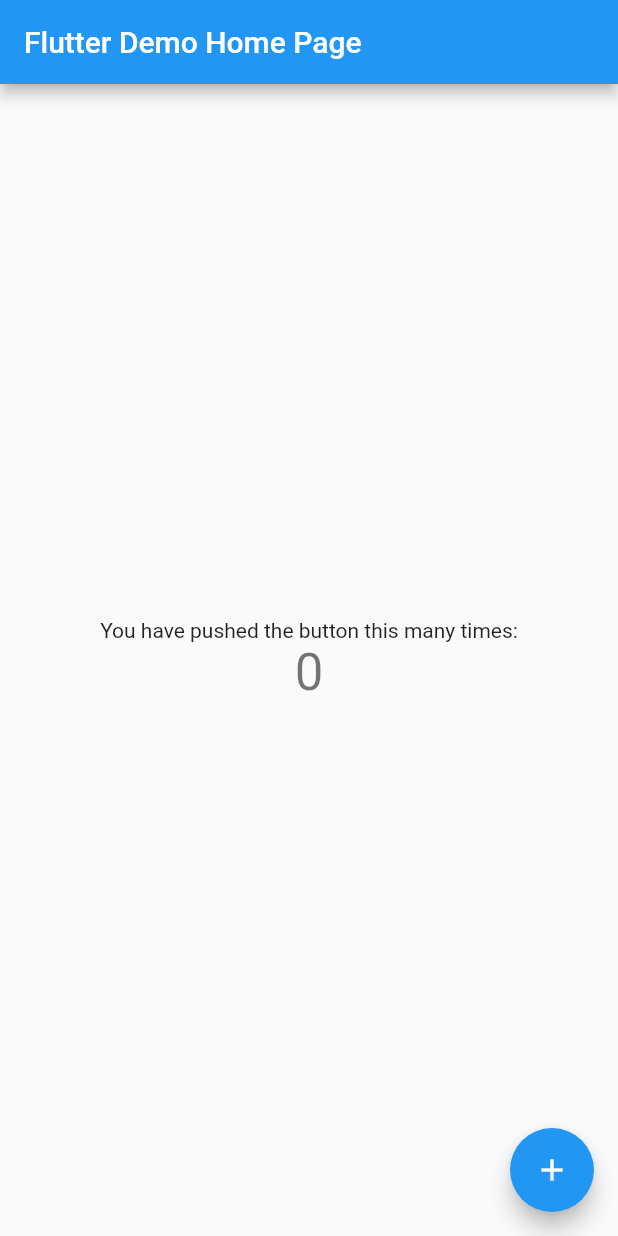
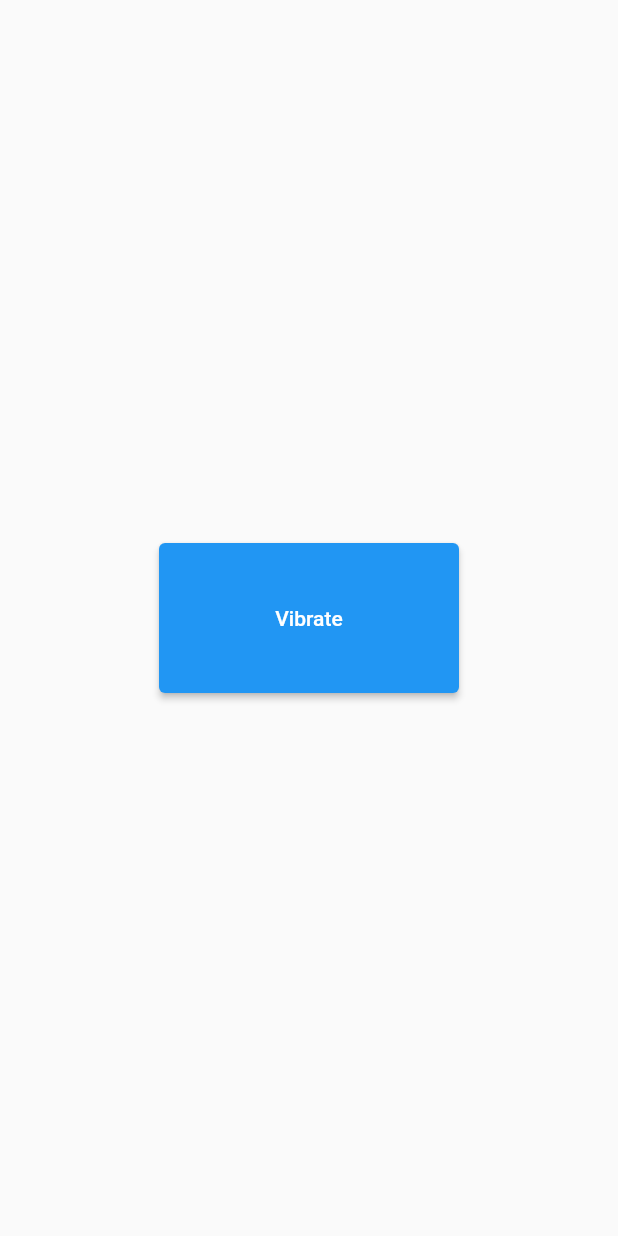
Before and after one commit to demirelfatma/vibration, a Flutter app: the screen it shows after launch, on a phone screen of 412 x 824 dp. Run offline on Flutter 3.47's test engine with Material 2 defaults, Android fonts, the phone set to English and light mode, and no system bars; our stand-ins replace vibration.

Commit message:
second commit

```diff
--- a/lib/main.dart
+++ b/lib/main.dart
@@ -1,4 +1,6 @@
 import 'package:flutter/material.dart';
+import 'package:vibration/vibration.dart';
+import 'package:flutter/services.dart';
 
 void main() {
   runApp(const MyApp());
@@ -7,109 +9,47 @@
 class MyApp extends StatelessWidget {
   const MyApp({super.key});
 
-  // This widget is the root of your application.
+  // This widget is the root of your application
+
   @override
   Widget build(BuildContext context) {
     return MaterialApp(
       title: 'Flutter Demo',
       theme: ThemeData(
-        // This is the theme of your application.
-        //
-        // Try running your application with "flutter run". You'll see the
-        // application has a blue toolbar. Then, without quitting the app, try
-        // changing the primarySwatch below to Colors.green and then invoke
-        // "hot reload" (press "r" in the console where you ran "flutter run",
-        // or simply save your changes to "hot reload" in a Flutter IDE).
-        // Notice that the counter didn't reset back to zero; the application
-        // is not restarted.
         primarySwatch: Colors.blue,
       ),
-      home: const MyHomePage(title: 'Flutter Demo Home Page'),
+      home: const MyHomePage(),
     );
   }
 }
-
 class MyHomePage extends StatefulWidget {
-  const MyHomePage({super.key, required this.title});
-
-  // This widget is the home page of your application. It is stateful, meaning
-  // that it has a State object (defined below) that contains fields that affect
-  // how it looks.
-
-  // This class is the configuration for the state. It holds the values (in this
-  // case the title) provided by the parent (in this case the App widget) and
-  // used by the build method of the State. Fields in a Widget subclass are
-  // always marked "final".
-
-  final String title;
+  const MyHomePage({Key? key}) : super(key: key);
 
   @override
   State<MyHomePage> createState() => _MyHomePageState();
 }
 
 class _MyHomePageState extends State<MyHomePage> {
-  int _counter = 0;
-
-  void _incrementCounter() {
-    setState(() {
-      // This call to setState tells the Flutter framework that something has
-      // changed in this State, which causes it to rerun the build method below
-      // so that the display can reflect the updated values. If we changed
-      // _counter without calling setState(), then the build method would not be
-      // called again, and so nothing would appear to happen.
-      _counter++;
-    });
-  }
-
   @override
   Widget build(BuildContext context) {
-    // This method is rerun every time setState is called, for instance as done
-    // by the _incrementCounter method above.
-    //
-    // The Flutter framework has been optimized to make rerunning build methods
-    // fast, so that you can just rebuild anything that needs updating rather
-    // than having to individually change instances of widgets.
     return Scaffold(
-      appBar: AppBar(
-        // Here we take the value from the MyHomePage object that was created by
-        // the App.build method, and use it to set our appbar title.
-        title: Text(widget.title),
-      ),
       body: Center(
-        // Center is a layout widget. It takes a single child and positions it
-        // in the middle of the parent.
         child: Column(
-          // Column is also a layout widget. It takes a list of children and
-          // arranges them vertically. By default, it sizes itself to fit its
-          // children horizontally, and tries to be as tall as its parent.
-          //
-          // Invoke "debug painting" (press "p" in the console, choose the
-          // "Toggle Debug Paint" action from the Flutter Inspector in Android
-          // Studio, or the "Toggle Debug Paint" command in Visual Studio Code)
-          // to see the wireframe for each widget.
-          //
-          // Column has various properties to control how it sizes itself and
-          // how it positions its children. Here we use mainAxisAlignment to
-          // center the children vertically; the main axis here is the vertical
-          // axis because Columns are vertical (the cross axis would be
-          // horizontal).
           mainAxisAlignment: MainAxisAlignment.center,
-          children: <Widget>[
-            const Text(
-              'You have pushed the button this many times:',
-            ),
-            Text(
-              '$_counter',
-              style: Theme.of(context).textTheme.headline4,
-            ),
+          children: [
+            Container(
+              width: 200,
+              height: 100,
+              child: ElevatedButton(onPressed: () {
+                Vibration.vibrate(
+                  pattern: [500,1000,500,2000,400,1000]
+                );
+              }, child: Text("Vibrate"),
+              ),
+            )
           ],
         ),
       ),
-      floatingActionButton: FloatingActionButton(
-        onPressed: _incrementCounter,
-        tooltip: 'Increment',
-        child: const Icon(Icons.add),
-      ), // This trailing comma makes auto-formatting nicer for build methods.
     );
   }
 }
--- a/pubspec.yaml
+++ b/pubspec.yaml
@@ -1,4 +1,4 @@
-name: vibration
+name: vibration_tbtk
 description: A new Flutter project.
 
 # The following line prevents the package from being accidentally published to
```
Also changed, not shown: pubspec.lock, 2 other files.
